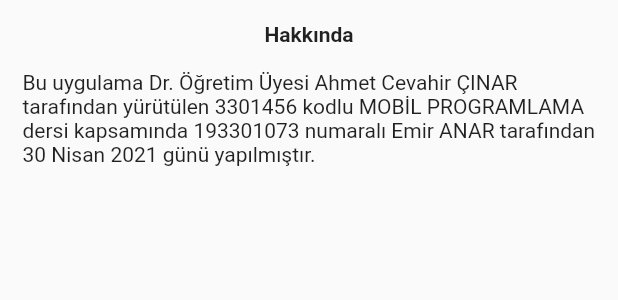
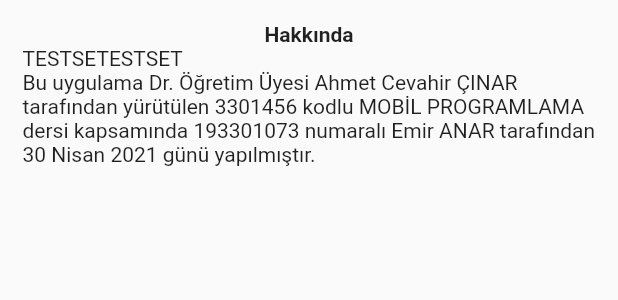
Before and after one commit to emiranar/f1track, a Flutter app: the AyarlarPage widget shown alone on an empty page, opened directly, on a phone screen of 412 x 824 dp. Shown: the top 300 px of the screen. Run offline on Flutter 3.47's test engine with Material 2 defaults, Android fonts, the phone set to English and light mode, and no system bars; missing offline and left inert: sweetalert; network calls fail.

Commit message:
Update main.dart

```diff
--- a/lib/main.dart
+++ b/lib/main.dart
@@ -299,7 +299,7 @@ Widget AyarlarPage() {
               style: TextStyle(fontWeight: FontWeight.bold),
             ),
             Text(
-              "\nBu uygulama Dr. Öğretim Üyesi Ahmet Cevahir ÇINAR tarafından yürütülen 3301456 kodlu MOBİL PROGRAMLAMA dersi kapsamında 193301073 numaralı Emir ANAR tarafından 30 Nisan 2021 günü yapılmıştır.",
+              "TESTSETESTSET\nBu uygulama Dr. Öğretim Üyesi Ahmet Cevahir ÇINAR tarafından yürütülen 3301456 kodlu MOBİL PROGRAMLAMA dersi kapsamında 193301073 numaralı Emir ANAR tarafından 30 Nisan 2021 günü yapılmıştır.",
             ),
           ],
         ),
```
